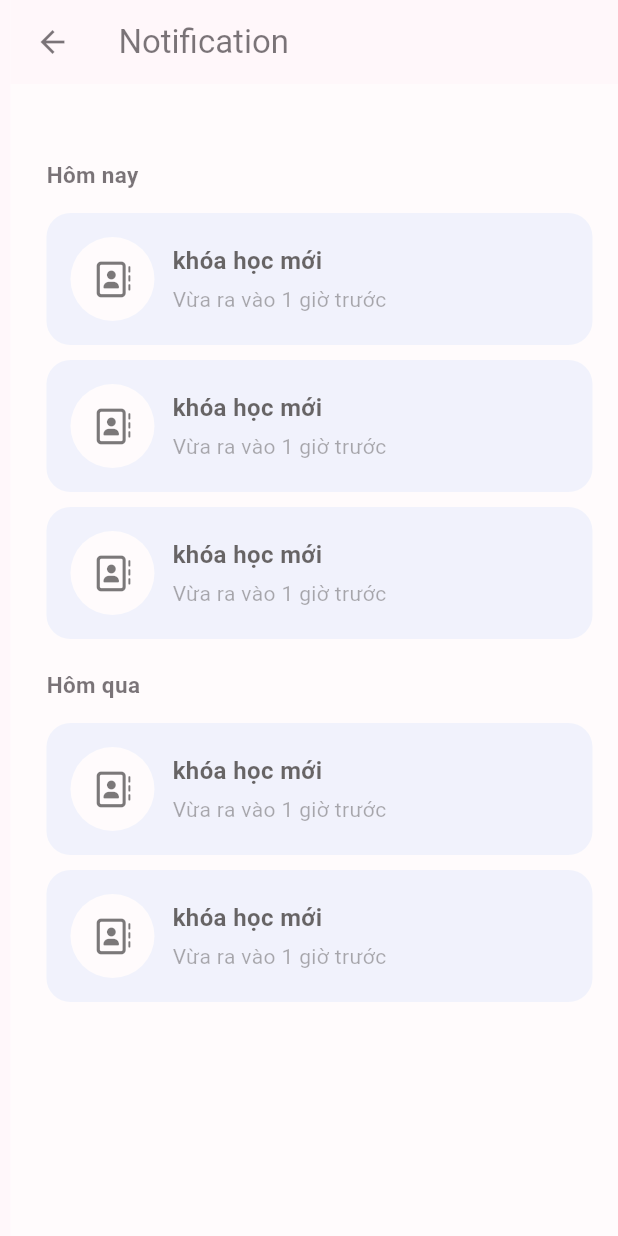
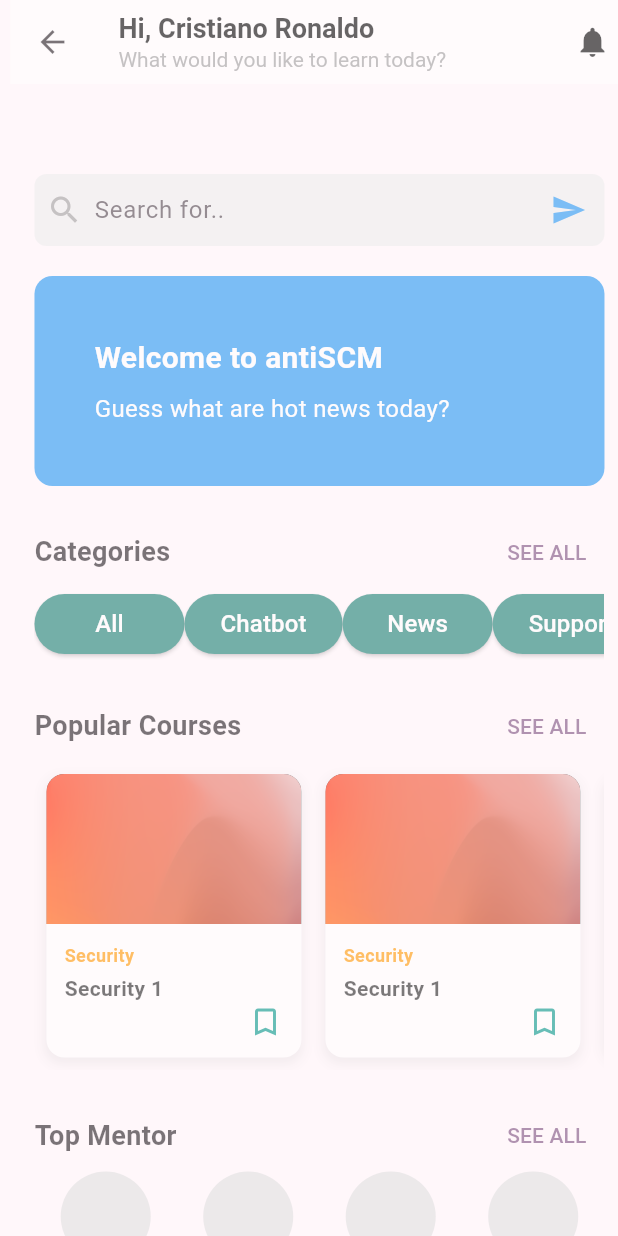
Before and after one commit to Bentanik/exe02_fe_mobile, a Flutter app: the screen it shows after launch, after a tap on "Personal Information", on a phone screen of 412 x 824 dp. Run offline on Flutter 3.47's test engine with Material 3 defaults, Android fonts, the light colour scheme and no system bars; our stand-ins replace expandable, flutter_svg, font_awesome_flutter.

Commit message:
finished home page

```diff
--- a/lib/common/widget/button.dart
+++ b/lib/common/widget/button.dart
@@ -44,7 +44,6 @@ class _LoadingButtonState extends State<Button> {
       onPressed: _isLoading ? null : _handlePress,
       style: ElevatedButton.styleFrom(
         backgroundColor: widget.backgroundColor,
-        padding: const EdgeInsets.symmetric(vertical: 15, horizontal: 50),
         minimumSize: widget.buttonSize,
       ),
       child: _isLoading
--- a/lib/presentation/intro/pages/get_started.dart
+++ b/lib/presentation/intro/pages/get_started.dart
@@ -7,6 +7,7 @@ import 'package:exe02_fe_mobile/core/configs/assets/app_images.dart';
 import 'package:exe02_fe_mobile/presentation/intro/pages/authen/login.dart';
 import 'package:exe02_fe_mobile/presentation/intro/pages/authen/recover_password.dart';
 import 'package:exe02_fe_mobile/presentation/intro/pages/authen/register.dart';
+import 'package:exe02_fe_mobile/presentation/intro/pages/home.dart';
 import 'package:exe02_fe_mobile/presentation/intro/pages/launching.dart';
 import 'package:exe02_fe_mobile/presentation/intro/pages/notification.dart';
 import 'package:exe02_fe_mobile/presentation/intro/pages/search_course.dart';
@@ -28,7 +29,7 @@ class GetStartedPage extends StatelessWidget {
                 child: ListView(
               children: [
                 ProfileButton(
-                  onTap: () => Routes.navigateToPage(context, NotificationPage()),
+                  onTap: () => Routes.navigateToPage(context, Home()),
                   leading: const Icon(FontAwesomeIcons.user,
                       size: 20, color: Colors.black),
                   title: const Text('Personal Information'),
--- /dev/null
+++ b/lib/presentation/intro/pages/home.dart
@@ -0,0 +1,216 @@
+import 'package:exe02_fe_mobile/common/helpers/routes.dart';
+import 'package:exe02_fe_mobile/common/widget/blog_card.dart';
+import 'package:exe02_fe_mobile/common/widget/button.dart';
+import 'package:exe02_fe_mobile/common/widget/search_bar.dart';
+import 'package:exe02_fe_mobile/core/configs/assets/app_images.dart';
+import 'package:exe02_fe_mobile/presentation/intro/pages/success.dart';
+import 'package:flutter/material.dart';
+
+class Home extends StatelessWidget {
+  @override
+  Widget build(BuildContext context) {
+    return Scaffold(
+      appBar: AppBar(
+        backgroundColor: Colors.white,
+        elevation: 0,
+        title: Column(
+          crossAxisAlignment: CrossAxisAlignment.start,
+          children: [
+            Text(
+              "Hi, Cristiano Ronaldo",
+              style: TextStyle(
+                color: Colors.black,
+                fontWeight: FontWeight.bold,
+                fontSize: 18,
+              ),
+            ),
+            Text(
+              "What would you like to learn today?",
+              style: TextStyle(
+                color: Colors.grey,
+                fontSize: 14,
+              ),
+            ),
+          ],
+        ),
+        actions: [
+          IconButton(
+            icon: Icon(Icons.notifications, color: Colors.black),
+            onPressed: () {},
+          ),
+        ],
+      ),
+      body: SingleChildScrollView(
+        child: Padding(
+          padding: const EdgeInsets.symmetric(horizontal: 16.0, vertical: 60),
+          child: Column(
+            crossAxisAlignment: CrossAxisAlignment.start,
+            children: [
+              // Search bar
+              SearchField(),
+              SizedBox(height: 20),
+              // Banner
+              Container(
+                padding: EdgeInsets.all(40),
+                width: double.infinity,
+                decoration: BoxDecoration(
+                  color: Colors.blue,
+                  borderRadius: BorderRadius.circular(12),
+                ),
+                child: Column(
+                  crossAxisAlignment: CrossAxisAlignment.start,
+                  children: [
+                    Text(
+                      "Welcome to antiSCM",
+                      style: TextStyle(
+                        color: Colors.white,
+                        fontSize: 20,
+                        fontWeight: FontWeight.bold,
+                      ),
+                    ),
+                    SizedBox(height: 8),
+                    Text(
+                      "Guess what are hot news today?",
+                      style: TextStyle(
+                        color: Colors.white,
+                        fontSize: 16,
+                      ),
+                    ),
+                  ],
+                ),
+              ),
+              SizedBox(height: 20),
+
+              // Categories
+              Row(
+                mainAxisAlignment: MainAxisAlignment.spaceBetween,
+                children: [
+                  Text(
+                    "Categories",
+                    style: TextStyle(
+                      fontSize: 18,
+                      fontWeight: FontWeight.bold,
+                    ),
+                  ),
+                  TextButton(
+                    onPressed: () {},
+                    child: Text("SEE ALL"),
+                  ),
+                ],
+              ),
+
+              SingleChildScrollView(
+                scrollDirection: Axis.horizontal,
+                child: Row(
+                  mainAxisAlignment: MainAxisAlignment.spaceBetween,
+                  children: [
+                    Button(
+                      text: 'All',
+                      onPressed: () =>
+                          Routes.navigateToPage(context, Success()),
+                      buttonSize: Size(100, 40),
+                      backgroundColor: Color(0xFF167F71),
+                    ),
+                    Button(
+                      text: 'Chatbot',
+                      onPressed: () =>
+                          Routes.navigateToPage(context, Success()),
+                      buttonSize: Size(100, 40),
+                      backgroundColor: Color(0xFF167F71),
+                    ),
+                    Button(
+                      text: 'News',
+                      onPressed: () =>
+                          Routes.navigateToPage(context, Success()),
+                      buttonSize: Size(100, 40),
+                      backgroundColor: Color(0xFF167F71),
+                    ),
+                    Button(
+                      text: 'Support',
+                      onPressed: () =>
+                          Routes.navigateToPage(context, Success()),
+                      buttonSize: Size(100, 40),
+                      backgroundColor: Color(0xFF167F71),
+                    ),
+                  ],
+                ),
+              ),
+              SizedBox(height: 20),
+
+              // Popular Courses
+              Row(
+                mainAxisAlignment: MainAxisAlignment.spaceBetween,
+                children: [
+                  Text(
+                    "Popular Courses",
+                    style: TextStyle(
+                      fontSize: 18,
+                      fontWeight: FontWeight.bold,
+                    ),
+                  ),
+                  TextButton(
+                    onPressed: () {},
+                    child: Text("SEE ALL"),
+                  ),
+                ],
+              ),
+              SingleChildScrollView(
+                scrollDirection: Axis.horizontal,
+                child: Row(
+                  children: [
+                    BlogCard(
+                        imageUrl: AppImages.bg,
+                        category: 'Security',
+                        title: 'Security 1'),
+                    BlogCard(
+                        imageUrl: AppImages.bg,
+                        category: 'Security',
+                        title: 'Security 1'),
+                    BlogCard(
+                        imageUrl: AppImages.bg,
+                        category: 'Security',
+                        title: 'Security 1'),
+                    BlogCard(
+                        imageUrl: AppImages.bg,
+                        category: 'Security',
+                        title: 'Security 1'),
+                  ],
+                ),
+              ),
+              SizedBox(height: 20),
+
+              // Top Mentor
+              Row(
+                mainAxisAlignment: MainAxisAlignment.spaceBetween,
+                children: [
+                  Text(
+                    "Top Mentor",
+                    style: TextStyle(
+                      fontSize: 18,
+                      fontWeight: FontWeight.bold,
+                    ),
+                  ),
+                  TextButton(
+                    onPressed: () {},
+                    child: Text("SEE ALL"),
+                  ),
+                ],
+              ),
+              Row(
+                mainAxisAlignment: MainAxisAlignment.spaceAround,
+                children: List.generate(4, (index) => _buildMentorAvatar()),
+              ),
+            ],
+          ),
+        ),
+      ),
+    );
+  }
+
+  Widget _buildMentorAvatar() {
+    return CircleAvatar(
+      radius: 30,
+      backgroundColor: Colors.grey[300],
+    );
+  }
+}
```
Also changed, not shown: lib/presentation/intro/pages/notification.dart (+0 -7 lines).
